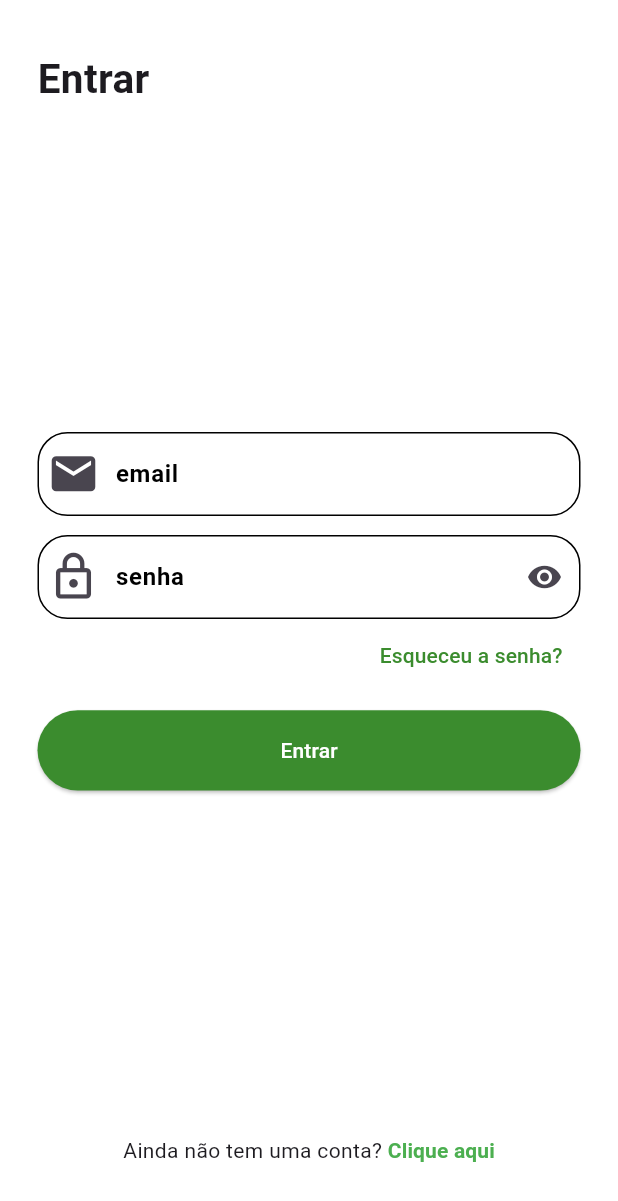
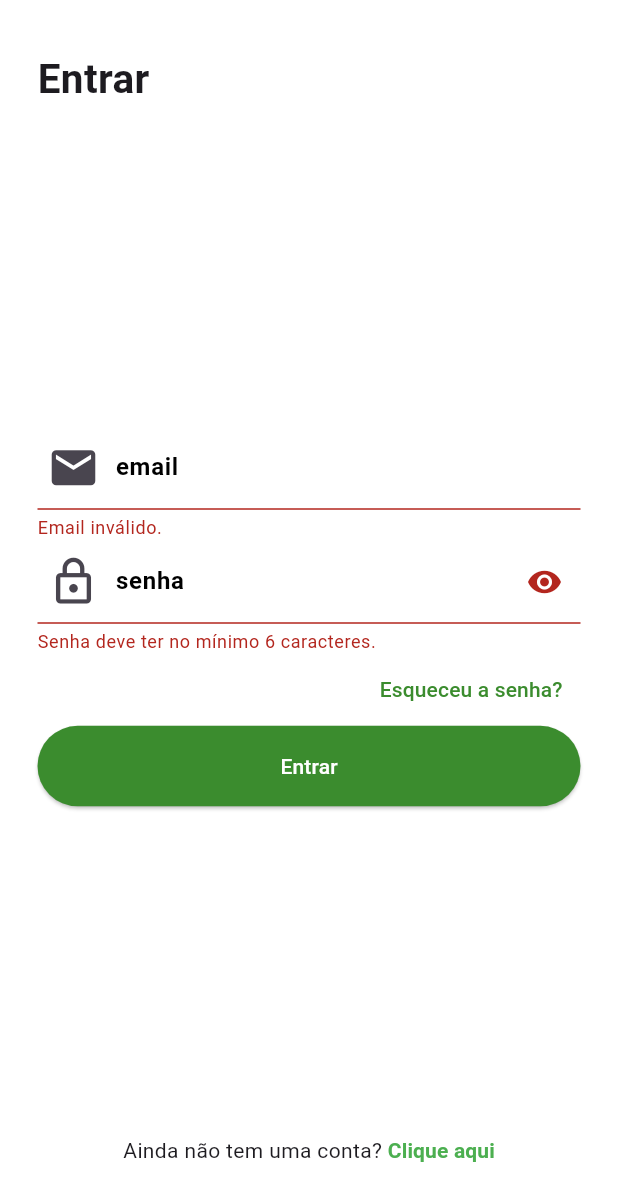
Before and after one commit to Br-Fernandes/IFRide, a Flutter app: the AuthScreen screen opened directly, after a tap on "Entrar", on a phone screen of 412 x 824 dp. Shown: the top 1201 px of the screen. Run offline on Flutter 3.47's test engine with Material 3 defaults, Android fonts, the light colour scheme and no system bars; our stand-ins replace get.

Commit message:
creating auth service

```diff
--- a/lib/main.dart
+++ b/lib/main.dart
@@ -19,7 +19,7 @@
     return MaterialApp(
       title: 'Flutter Demo',
       theme: ThemeColors.lightTheme,
-      home: YourRidesScreen(),
+      home: AuthScreen(),
     );
   }
 }
--- a/lib/models/auth_form_data.dart
+++ b/lib/models/auth_form_data.dart
@@ -3,6 +3,11 @@
 enum AuthMode {signup, login}
 
 class AuthFormData {
+
+  String name = '';
+  String email = '';
+  String password = '';
+
   AuthMode _mode = AuthMode.login;
 
   bool get isSignup {
--- a/lib/views/screens/auth_screen.dart
+++ b/lib/views/screens/auth_screen.dart
@@ -1,5 +1,6 @@
 import 'package:flutter/material.dart';
 import 'package:if_ride/models/auth_form_data.dart';
+import 'package:if_ride/services/auth_service.dart';
 
 class AuthScreen extends StatefulWidget {
   @override
@@ -8,10 +9,47 @@
 
 class _AuthScreenState extends State<AuthScreen> {
   final _formKey = GlobalKey<FormState>();
+  final AuthFormData _formData = AuthFormData();
+  bool _isObscure = true;
 
-  final AuthFormData _formData = AuthFormData();
+  bool _isLoading = false;
+  final AuthService _authService = AuthService();
 
-  bool _isObscure = true;
+  Future<void> _submit() async {
+    final isValid = _formKey.currentState?.validate() ?? false;
+    if (!isValid) return;
+
+    _formKey.currentState?.save();
+
+    setState(() => _isLoading = true);
+
+    try {
+      if (_formData.isLogin) {
+
+      } else {
+        await _authService.registerPassenger(
+          name: _formData.name,
+          email: _formData.email,
+          password: _formData.password,
+        );
+        ScaffoldMessenger.of(context).showSnackBar(
+          SnackBar(
+            content: Text("Cadastro realizado com sucesso!"),
+            backgroundColor: Colors.green,
+          )
+        );
+      }
+    } catch (error) {
+      ScaffoldMessenger.of(context).showSnackBar(
+        SnackBar(
+          content: Text(error.toString()),
+          backgroundColor: Colors.red,
+        )
+      );
+    } finally {
+      setState(() => _isLoading = false);
+    }
+  }
 
   @override
   Widget build(BuildContext context) {
@@ -36,7 +74,7 @@
                 height:
                     _formData.isSignup
                         ? MediaQuery.of(context).size.height * 0.4
-                        : MediaQuery.of(context).size.height * 0.29,
+                        : MediaQuery.of(context).size.height * 0.30,
                 child: Column(
                   mainAxisAlignment: MainAxisAlignment.spaceBetween,
                   children: [
@@ -62,6 +100,14 @@
 
   TextFormField nameTextFormField(BuildContext context) {
     return TextFormField(
+      key: const ValueKey('name'),
+      onSaved: (name) => _formData.name = name ?? '',
+      validator: (name) {
+        if (name == null || name.trim().length < 4) {
+          return 'Nome deve ter no mínimo 4 caracteres.';
+        }
+        return null;
+      },
       cursorColor: Theme.of(context).primaryColor,
       decoration: InputDecoration(
         label: Text("nome completo"),
@@ -81,6 +127,14 @@
 
   TextFormField emailTextFormField(BuildContext context) {
     return TextFormField(
+      key: const ValueKey('email'),
+      onSaved: (email) => _formData.email = email ?? '',
+      validator: (email) {
+        if (email == null || !email.contains('@')) {
+          return 'Email inválido.';
+        }
+        return null;
+      },
       cursorColor: Theme.of(context).primaryColor,
       decoration: InputDecoration(
         label: Text("email"),
@@ -103,6 +157,18 @@
       crossAxisAlignment: CrossAxisAlignment.end,
       children: [
         TextFormField(
+          key: ValueKey(passwordLabel),
+          onSaved: (password) {
+            if(passwordLabel == 'senha') {
+              _formData.password = password ?? '';
+            }
+          },
+          validator: (password) {
+            if (password == null || password.length < 6) {
+              return 'Senha deve ter no mínimo 6 caracteres.';
+            }
+            return null;
+          },
           obscureText: _isObscure,
           cursorColor: Theme.of(context).primaryColor,
           decoration: InputDecoration(
@@ -156,8 +222,10 @@
           ),
           foregroundColor: WidgetStatePropertyAll(Colors.white),
         ),
-        onPressed: () {},
-        child: Text(_formData.isSignup ? "Criar Conta" : "Entrar"),
+        onPressed: _isLoading ? null : _submit,
+        child: _isLoading
+            ? const CircularProgressIndicator(color: Colors.white)
+            : Text(_formData.isSignup ? "Criar Conta" : "Entrar"),
       ),
     );
   }
--- a/pubspec.yaml
+++ b/pubspec.yaml
@@ -48,6 +48,7 @@
   device_info_plus: ^10.1.0
   url_launcher: ^6.3.1
   intl: ^0.20.2
+  http: ^1.5.0
 
 dev_dependencies:
   flutter_test:
```
Also changed, not shown: lib/services/auth_service.dart (added, +42 -0 lines), pubspec.lock, 1 other file.
